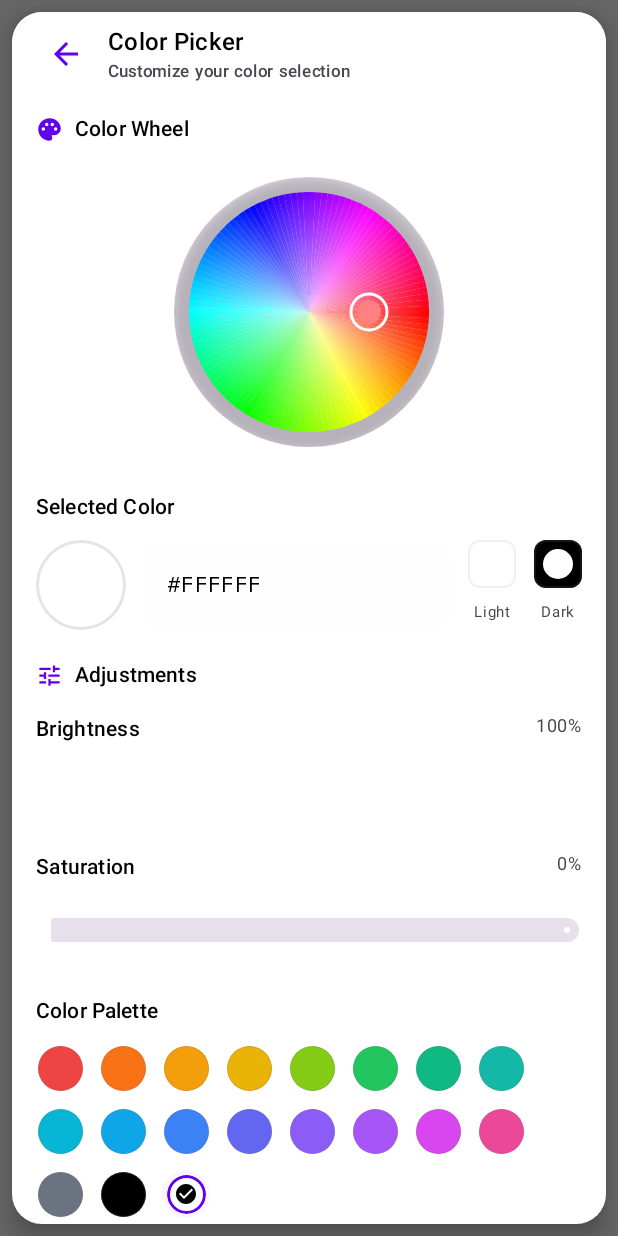
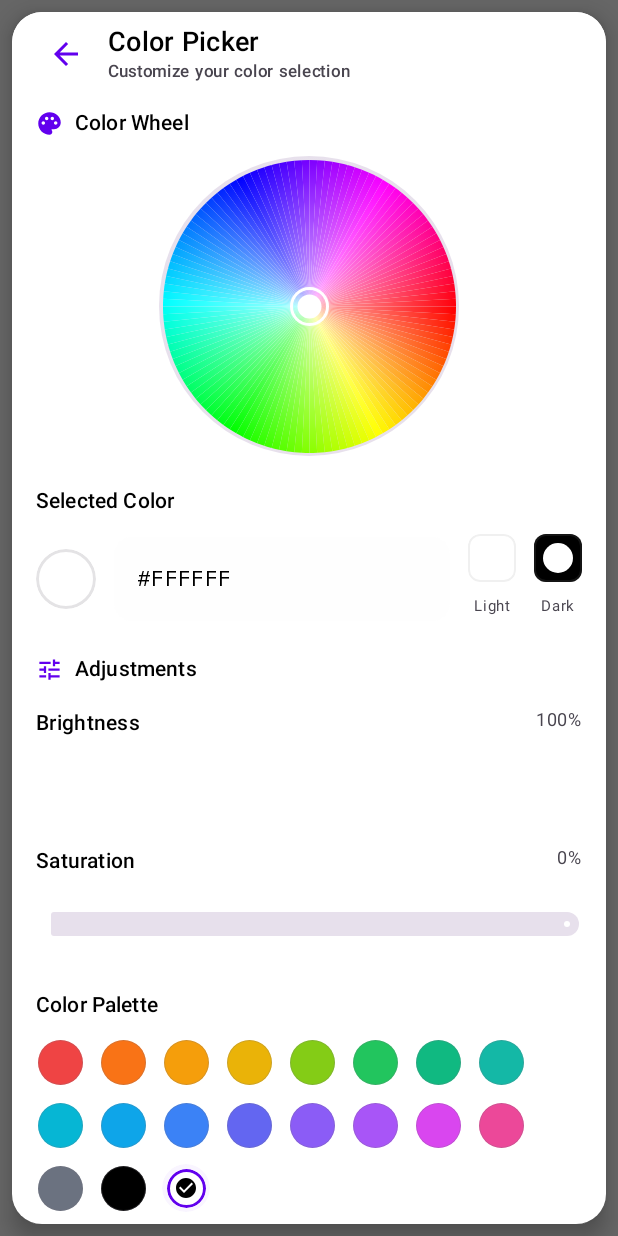
Before and after one commit to HerbertSegismar/FohBible, an Android app built with Jetpack Compose: the composable ColorWheelDialog shown on its own in the app's theme, on a phone screen of 412 x 824 dp. Run offline under Robolectric (Android 15) with nearby library versions, the phone set to English and light mode, and no system bars; Roboto replaces fonts that are not available here.

Commit message:
Color Wheel enhancements

```diff
--- a/app/src/main/java/com/example/fohbible/ColorWheel.kt
+++ b/app/src/main/java/com/example/fohbible/ColorWheel.kt
@@ -46,7 +46,6 @@ import androidx.compose.material3.Text
 import androidx.compose.material3.TextField
 import androidx.compose.material3.TextFieldDefaults
 import androidx.compose.runtime.Composable
-import androidx.compose.runtime.LaunchedEffect
 import androidx.compose.runtime.getValue
 import androidx.compose.runtime.mutableFloatStateOf
 import androidx.compose.runtime.mutableStateOf
@@ -55,7 +54,6 @@ import androidx.compose.runtime.setValue
 import androidx.compose.ui.Alignment
 import androidx.compose.ui.Modifier
 import androidx.compose.ui.draw.clip
-import androidx.compose.ui.draw.shadow
 import androidx.compose.ui.geometry.Offset
 import androidx.compose.ui.graphics.Brush
 import androidx.compose.ui.graphics.Color
@@ -112,11 +110,6 @@ fun ColorWheelDialog(
 
     // Track scroll state
     val scrollState = rememberScrollState()
-    var showHeaderShadow by remember { mutableStateOf(false) }
-
-    LaunchedEffect(scrollState.value) {
-        showHeaderShadow = scrollState.value > 0
-    }
 
     Dialog(
         onDismissRequest = onDismissRequest,
@@ -144,7 +137,6 @@ fun ColorWheelDialog(
                     topBar = {
                         FixedHeader(
                             title = "Color Picker",
-                            showShadow = showHeaderShadow,
                             onBackClick = onDismissRequest
                         )
                     },
@@ -237,6 +229,7 @@ fun ColorWheelDialog(
 
                             // Action Buttons
                             ActionButtonsSection(
+                                selectedColor = selectedColor,
                                 isValidHex = isValidHex,
                                 onCancel = onDismissRequest,
                                 onApply = {
@@ -259,7 +252,6 @@ fun ColorWheelDialog(
 @Composable
 fun FixedHeader(
     title: String,
-    showShadow: Boolean,
     onBackClick: () -> Unit
 ) {
     Box(
@@ -269,12 +261,6 @@ fun FixedHeader(
                 MaterialTheme.colorScheme.surface,
                 RoundedCornerShape(topStart = 20.dp, topEnd = 20.dp)
             )
-            .shadow(
-                elevation = if (showShadow) 4.dp else 0.dp,
-                shape = RoundedCornerShape(topStart = 20.dp, topEnd = 20.dp),
-                clip = true
-            )
-            .padding(bottom = 4.dp)
     ) {
         Row(
             modifier = Modifier
@@ -302,7 +288,7 @@ fun FixedHeader(
                 Text(
                     text = title,
                     style = MaterialTheme.typography.titleMedium.copy(
-                        fontWeight = FontWeight.SemiBold
+                        fontWeight = FontWeight.SemiBold, fontSize = 18.dp.value.sp
                     ),
                     color = MaterialTheme.colorScheme.onSurface,
                     maxLines = 1,
@@ -354,7 +340,7 @@ fun ColorWheelSection(
         ) {
             Box(
                 modifier = Modifier
-                    .size(180.dp)
+                    .size(200.dp)
                     .clip(CircleShape)
                     .background(
                         Brush.radialGradient(
@@ -363,12 +349,12 @@ fun ColorWheelSection(
                                 MaterialTheme.colorScheme.surfaceVariant
                             )
                         )
-                    )
-                    .shadow(4.dp, CircleShape),
+                    ),
                 contentAlignment = Alignment.Center
             ) {
                 ImprovedColorWheel(
-                    modifier = Modifier.size(160.dp),
+                    modifier = Modifier.size(195.dp),
+                    selectedColor = selectedColor,
                     brightness = brightness,
                     onColorSelected = onColorSelected
                 )
@@ -406,7 +392,7 @@ fun ColorPreviewSection(
             // Color preview circle
             Box(
                 modifier = Modifier
-                    .size(60.dp)
+                    .size(40.dp)
                     .clip(CircleShape)
                     .background(selectedColor)
                     .border(
@@ -640,10 +626,14 @@ fun ColorPaletteSection(
 
 @Composable
 fun ActionButtonsSection(
+    selectedColor: Color,
     isValidHex: Boolean,
     onCancel: () -> Unit,
     onApply: () -> Unit
 ) {
+    // Calculate appropriate text color based on selected color brightness
+    val buttonTextColor = if (selectedColor.getBrightness() > 0.6f) Color.Black else Color.White
+
     Row(
         modifier = Modifier.fillMaxWidth(),
         horizontalArrangement = Arrangement.spacedBy(12.dp)
@@ -654,7 +644,6 @@ fun ActionButtonsSection(
                 .weight(1f)
                 .height(48.dp),
             shape = RoundedCornerShape(12.dp),
-            // FIX: Use the version with enabled parameter
             border = BorderStroke(
                 width = 1.5.dp,
                 color = MaterialTheme.colorScheme.outline.copy(alpha = 1f)
@@ -676,8 +665,8 @@ fun ActionButtonsSection(
                 .height(48.dp),
             shape = RoundedCornerShape(12.dp),
             colors = ButtonDefaults.buttonColors(
-                containerColor = MaterialTheme.colorScheme.primary,
-                contentColor = MaterialTheme.colorScheme.onPrimary,
+                containerColor = if (isValidHex) selectedColor else MaterialTheme.colorScheme.primary.copy(alpha = 0.5f),
+                contentColor = if (isValidHex) buttonTextColor else MaterialTheme.colorScheme.onPrimary,
                 disabledContainerColor = MaterialTheme.colorScheme.onSurface.copy(alpha = 0.12f),
                 disabledContentColor = MaterialTheme.colorScheme.onSurface.copy(alpha = 0.38f)
             ),
@@ -690,7 +679,8 @@ fun ActionButtonsSection(
                 Icon(
                     Icons.Filled.CheckCircle,
                     contentDescription = "Apply",
-                    modifier = Modifier.size(18.dp)
+                    modifier = Modifier.size(18.dp),
+                    tint = if (isValidHex) buttonTextColor else MaterialTheme.colorScheme.onSurface.copy(alpha = 0.38f)
                 )
                 Text(
                     text = "Apply",
@@ -749,30 +739,56 @@ fun CompactCircularColorSwatch(
     }
 }
 
-// Improved Color Wheel with better performance
+// Improved Color Wheel with dragging support
 @Composable
 fun ImprovedColorWheel(
     modifier: Modifier = Modifier,
+    selectedColor: Color,
     brightness: Float = 0.5f,
     onColorSelected: (Color) -> Unit
 ) {
-    var selectedAngle by remember { mutableFloatStateOf(0f) }
-    var selectedRadius by remember { mutableFloatStateOf(0.5f) }
+    // Get hue and saturation from the selected color
+    val hsv = FloatArray(3)
+    AndroidColor.colorToHSV(selectedColor.toArgb(), hsv)
+    val hue = hsv[0]
+    val saturation = hsv[1]
 
     Canvas(
         modifier = modifier
             .pointerInput(Unit) {
-                detectTapGestures { offset ->
+                detectTapGestures(
+                    onPress = { offset ->
+                        // This gives us dragging behavior
                         val radius = min(size.width, size.height) / 2f
                         val center = Offset(size.width / 2f, size.height / 2f)
                         val dx = offset.x - center.x
                         val dy = offset.y - center.y
-                    selectedAngle = ((atan2(dy, dx) * 180f / PI.toFloat() + 360f) % 360f)
+                        val newAngle = ((atan2(dy, dx) * 180f / PI.toFloat() + 360f) % 360f)
                         val distance = sqrt(dx * dx + dy * dy)
-                    selectedRadius = (distance / radius).coerceIn(0f, 1f)
-                    val color = Color.hsv(selectedAngle, selectedRadius, brightness)
+                        val newSaturation = (distance / radius).coerceIn(0f, 1f)
+                        val color = Color.hsv(newAngle, newSaturation, brightness)
+                        onColorSelected(color)
+
+                        // Wait for release or drag
+                        val released = tryAwaitRelease()
+                        if (!released) {
+                            // User dragged instead of releasing
+                            // The onPress will continue to be called during drag
+                        }
+                    },
+                    onTap = { offset ->
+                        // Handle simple tap
+                        val radius = min(size.width, size.height) / 2f
+                        val center = Offset(size.width / 2f, size.height / 2f)
+                        val dx = offset.x - center.x
+                        val dy = offset.y - center.y
+                        val newAngle = ((atan2(dy, dx) * 180f / PI.toFloat() + 360f) % 360f)
+                        val distance = sqrt(dx * dx + dy * dy)
+                        val newSaturation = (distance / radius).coerceIn(0f, 1f)
+                        val color = Color.hsv(newAngle, newSaturation, brightness)
                         onColorSelected(color)
                     }
+                )
             }
     ) {
         val radius = min(size.width, size.height) / 2f
@@ -780,8 +796,8 @@ fun ImprovedColorWheel(
 
         // Draw color wheel
         for (angle in 0 until 360 step 3) {
-            val hue = angle.toFloat()
-            val color = Color.hsv(hue, 1f, brightness)
+            val wheelHue = angle.toFloat()
+            val color = Color.hsv(wheelHue, 1f, brightness)
             drawArc(
                 color = color,
                 startAngle = angle.toFloat(),
@@ -807,9 +823,18 @@ fun ImprovedColorWheel(
         )
 
         // Draw selection indicator
-        val radians = (selectedAngle * PI / 180).toFloat()
-        val indicatorX = center.x + selectedRadius * radius * cos(radians)
-        val indicatorY = center.y + selectedRadius * radius * sin(radians)
+        val radians = (hue * PI / 180).toFloat()
+        val indicatorRadius = saturation * radius
+        val indicatorX = center.x + indicatorRadius * cos(radians)
+        val indicatorY = center.y + indicatorRadius * sin(radians)
+
+        // Draw a line from center to indicator for better visibility
+        drawLine(
+            color = Color.White.copy(alpha = 0.3f),
+            start = center,
+            end = Offset(indicatorX, indicatorY),
+            strokeWidth = 1.dp.toPx()
+        )
 
         // Outer ring
         drawCircle(
@@ -820,11 +845,17 @@ fun ImprovedColorWheel(
         )
 
         // Inner color
-        val selectedColor = Color.hsv(selectedAngle, selectedRadius, brightness)
         drawCircle(
             color = selectedColor,
             center = Offset(indicatorX, indicatorY),
             radius = 8.dp.toPx()
+        )
+
+        // Center dot for reference
+        drawCircle(
+            color = Color.White.copy(alpha = 0.5f),
+            center = center,
+            radius = 2.dp.toPx()
         )
     }
 }
```
Also changed, not shown: app/src/main/java/com/example/fohbible/MainActivity.kt (+1 -7 lines). Lines whose indentation alone changed are shown as unchanged.
